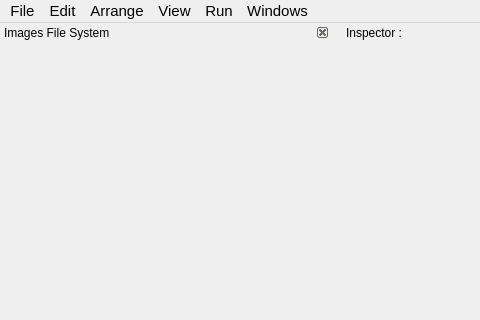
First picture: the form in tools/ve2/UI/MainWindow.ui, repository TrickPlay/Trickplay, before the edit; both pictures show x 0 to 480 and y 0 to 320 of the 672 by 644 pixel window.
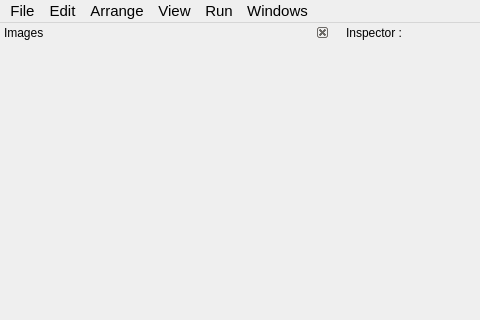
Second picture: the form after the edit.

Commit message: [ve2] Import Assets : Change title (Images), Main Menu : move debugger (Code Editor) into file section

Patch:
```diff
--- a/tools/ve2/UI/MainWindow.ui
+++ b/tools/ve2/UI/MainWindow.ui
@@ -266,7 +266,7 @@
     <set>QDockWidget::DockWidgetClosable</set>
    </property>
    <property name="windowTitle">
-    <string>Images File System</string>
+    <string>Images</string>
    </property>
    <attribute name="dockWidgetArea">
     <number>1</number>
```
Left out of the diff: 17 changed lines with no effect on the pictures. The commit also changes 1 other file.
